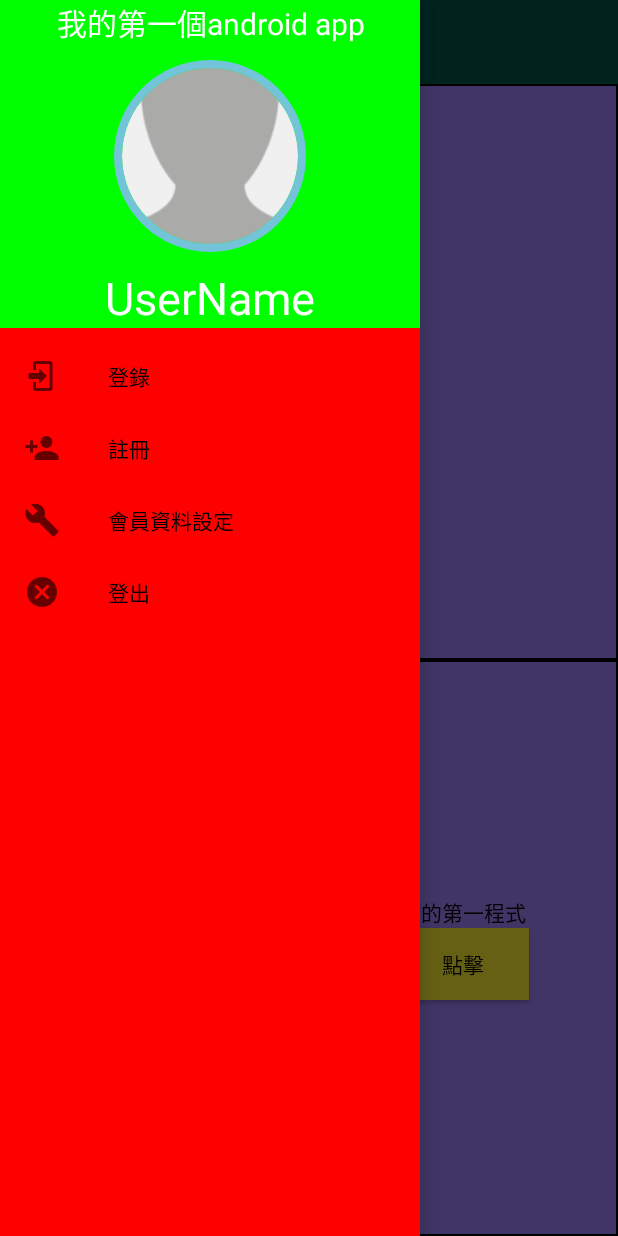
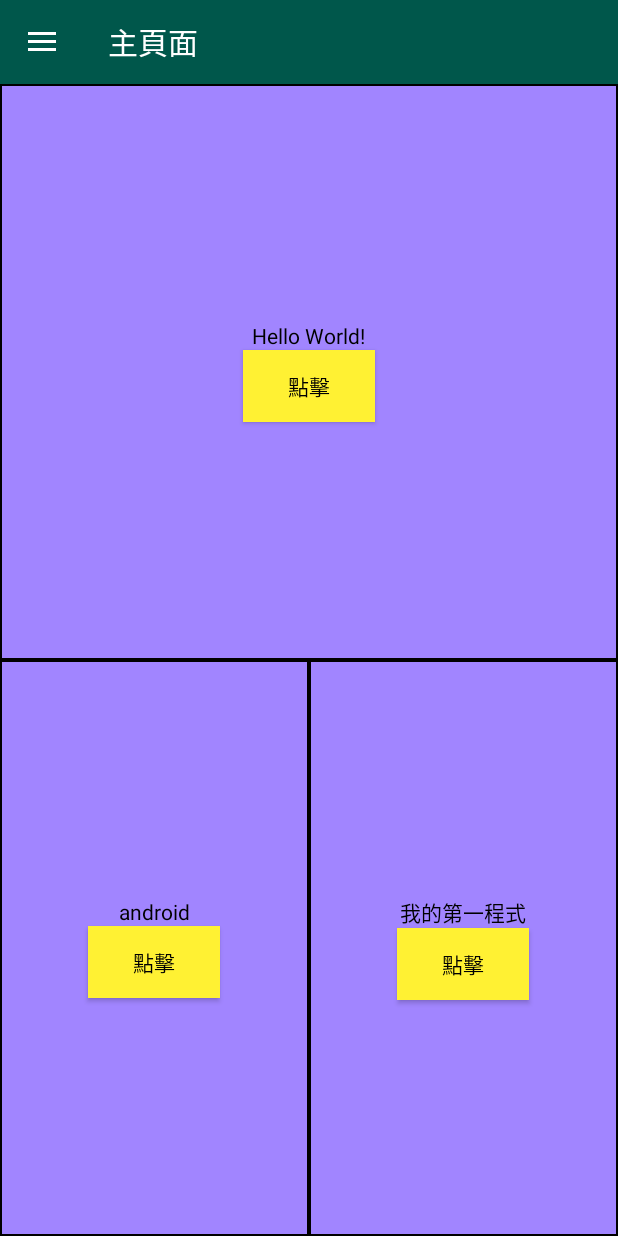
Before and after one commit to kelvinng2017/ExerciseOne, an Android app: the screen it shows after launch (MainActivity), in the side drawer, after a tap on "註冊", on a phone screen of 412 x 824 dp. Run offline under Robolectric (Android 15) with nearby library versions, the phone set to English and light mode, and no system bars; our stand-ins replace CircleImageView.

Commit message:
增加側拉式點擊

```diff
--- a/app/src/main/java/com/example/kelvinng/exerciseone/MainActivity.java
+++ b/app/src/main/java/com/example/kelvinng/exerciseone/MainActivity.java
@@ -1,12 +1,15 @@
 package com.example.kelvinng.exerciseone;
 
+import android.content.Intent;
 import android.support.design.widget.NavigationView;
+import android.support.v4.view.GravityCompat;
 import android.support.v4.widget.DrawerLayout;
 import android.support.v7.app.ActionBar;
 import android.support.v7.app.ActionBarDrawerToggle;
 import android.support.v7.app.AppCompatActivity;
 import android.os.Bundle;
 import android.support.v7.widget.Toolbar;
+import android.util.Log;
 import android.view.Menu;
 import android.view.MenuItem;
 import android.view.View;
@@ -16,9 +19,15 @@ import android.widget.Toast;
 
 import de.hdodenhof.circleimageview.CircleImageView;
 
-public class MainActivity extends AppCompatActivity {
+public class MainActivity extends AppCompatActivity implements NavigationView.OnNavigationItemSelectedListener {
 
     public  ActionBarDrawerToggle actionBarDrawerToggle;
+    public  DrawerLayout drawerLayout_activity_main;
+    public MenuItem email_login;
+    public Menu activity_main_menu;
+    public NavigationView navigation_view_activity_main;
+    public View activity_main_view;
+
 
     @Override
     protected void onCreate(Bundle savedInstanceState) {
@@ -58,12 +67,12 @@ public class MainActivity extends AppCompatActivity {
             }
         });
 
-        DrawerLayout drawerLayout_activity_main=findViewById(R.id.drawerLayout_activity_main);
+       drawerLayout_activity_main=findViewById(R.id.drawerLayout_activity_main);
         actionBarDrawerToggle=new ActionBarDrawerToggle(this,drawerLayout_activity_main,R.string.open,R.string.close);//必須用字串資源檔
         drawerLayout_activity_main.addDrawerListener(actionBarDrawerToggle);//監聽選單按鈕是否被觸擊
         actionBarDrawerToggle.syncState();//隱藏顯示箭頭返回
-        NavigationView navigation_view_activity_main=findViewById(R.id.navigation_view_activity_main);
-        View activity_main_view=navigation_view_activity_main.getHeaderView(0);
+        navigation_view_activity_main=findViewById(R.id.navigation_view_activity_main);
+        activity_main_view=navigation_view_activity_main.getHeaderView(0);
         TextView activity_main_user_name=activity_main_view.findViewById(R.id.activity_name_user_name);
         CircleImageView activity_name_user_image=activity_main_view.findViewById(R.id.activity_name_user_image);
         activity_name_user_image.setOnClickListener(new View.OnClickListener() {
@@ -72,8 +81,9 @@ public class MainActivity extends AppCompatActivity {
                 Toast.makeText(MainActivity.this,"你點擊了大頭貼",Toast.LENGTH_LONG).show();
             }
         });
-        Menu activity_main_menu=navigation_view_activity_main.getMenu();
-        MenuItem email_login=activity_main_menu.findItem(R.id.email_login);
+        activity_main_menu=navigation_view_activity_main.getMenu();
+        email_login=activity_main_menu.findItem(R.id.email_login);
+        navigation_view_activity_main.setNavigationItemSelectedListener(this);//清單觸發監聽事件
 
     }
 
@@ -85,4 +95,44 @@ public class MainActivity extends AppCompatActivity {
         }
         return super.onOptionsItemSelected(item);
     }
+
+
+
+
+    @SuppressWarnings("StatementWithEmptyBody")
+    @Override
+    public boolean onNavigationItemSelected(MenuItem item) {
+        int id = item.getItemId();
+        /*if (id == R.id.email_login) {
+            Toast.makeText(MainActivity.this,"你點擊了登錄按鈕",Toast.LENGTH_SHORT).show();
+        }
+        if(id==R.id.email_register){
+            Toast.makeText(MainActivity.this,"你點擊了註冊按鈕",Toast.LENGTH_SHORT).show();
+        }
+        if(id==R.id.setting_account){
+            Toast.makeText(MainActivity.this,"你點擊了會員資料設定按鈕",Toast.LENGTH_SHORT).show();
+        }
+        if(id==R.id.Logout){
+            Toast.makeText(MainActivity.this,"你點擊了登出按鈕",Toast.LENGTH_SHORT).show();
+        }*/
+
+        switch (id){
+            case R.id.email_login:
+                Toast.makeText(MainActivity.this,"你點擊了登錄按鈕",Toast.LENGTH_SHORT).show();
+                break;
+            case R.id.email_register:
+                Toast.makeText(MainActivity.this,"你點擊了註冊按鈕",Toast.LENGTH_SHORT).show();
+                break;
+            case R.id.setting_account:
+                Toast.makeText(MainActivity.this,"你點擊了會員資料設定按鈕",Toast.LENGTH_SHORT).show();
+                break;
+            case R.id.Logout:
+                Toast.makeText(MainActivity.this,"你點擊了登出按鈕",Toast.LENGTH_SHORT).show();
+                break;
+                default:
+        }
+
+        drawerLayout_activity_main.closeDrawer(GravityCompat.START);
+        return true;
+    }
 }
--- a/app/src/main/res/layout/activity_main.xml
+++ b/app/src/main/res/layout/activity_main.xml
@@ -5,6 +5,7 @@
     android:id="@+id/drawerLayout_activity_main"
     android:layout_width="match_parent"
     android:layout_height="match_parent"
+
     tools:context=".MainActivity">
 
     <RelativeLayout
@@ -116,8 +117,7 @@
         app:headerLayout="@layout/navigation_header"
         app:menu="@menu/menu_navigation"
         android:layout_gravity="start"
-        app:itemTextColor="@color/black"
-        >
+        app:itemTextColor="@color/black">
 
     </android.support.design.widget.NavigationView>
 
```
